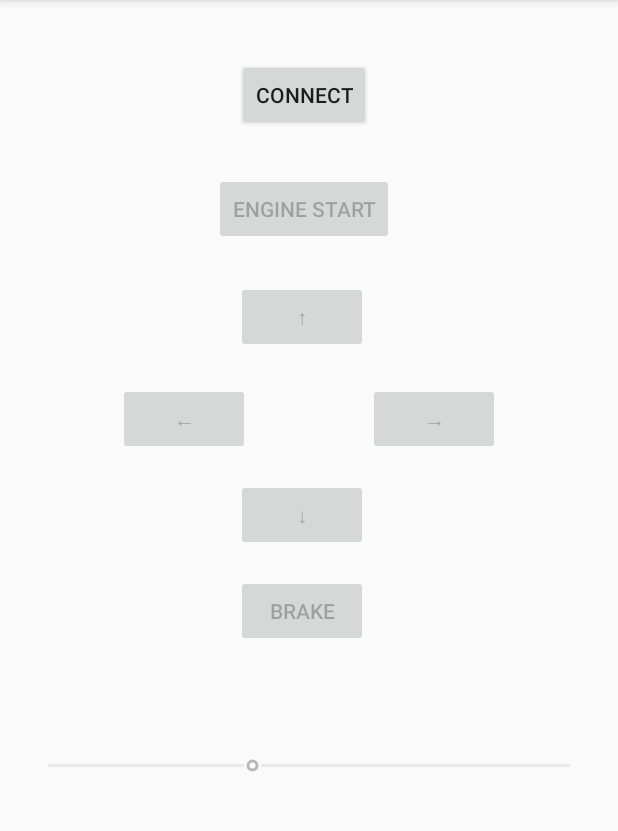
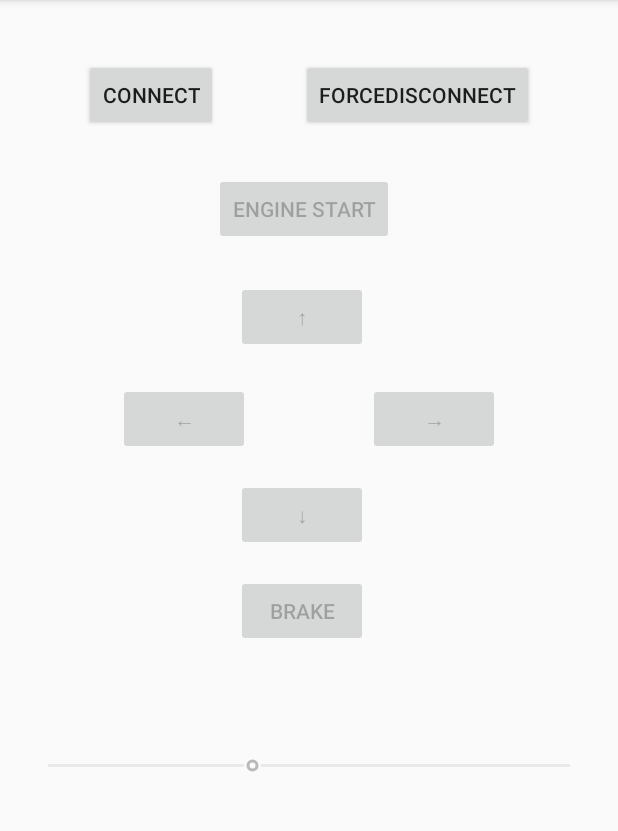
Before and after one commit to BiggieBoo18/bleTank, an Android app: the screen it shows after launch (MainActivity), on a phone screen of 412 x 824 dp, the part 84-915 px from its top. Run offline under Robolectric (Android 15) with nearby library versions, the phone set to English and light mode, and no system bars; 1 statement that could not run was skipped.

```diff
--- a/app/src/main/java/com/bletank/bletank/MainActivity.kt
+++ b/app/src/main/java/com/bletank/bletank/MainActivity.kt
@@ -39,6 +39,7 @@ class MainActivity : AppCompatActivity() {
 
     private lateinit var rootLayout:   ConstraintLayout
     private lateinit var btnConnect:   Button
+    private lateinit var btnForceDisconnect: Button
     private lateinit var btnEngine:    Button
     private lateinit var btnForward:   Button
     private lateinit var btnBackward:  Button
@@ -143,13 +144,14 @@ class MainActivity : AppCompatActivity() {
 
     private fun buttonInit() {
         // get buttons
-        btnConnect   = findViewById<Button>(R.id.buttonConnect) // button connect
-        btnEngine    = findViewById<Button>(R.id.buttonEngine)  // button engine
-        btnForward   = findViewById<Button>(R.id.buttonForward)  // button forward
-        btnBackward  = findViewById<Button>(R.id.buttonBackward)  // button backward
-        btnLeft      = findViewById<Button>(R.id.buttonLeft)  // button left
-        btnRight     = findViewById<Button>(R.id.buttonRight)  // button right
-        btnBrake     = findViewById<Button>(R.id.buttonBrake)  // button brake
+        btnConnect         = findViewById<Button>(R.id.buttonConnect) // button connect
+        btnForceDisconnect = findViewById<Button>(R.id.buttonForceDisconnect) // button force disconnect
+        btnEngine          = findViewById<Button>(R.id.buttonEngine)  // button engine
+        btnForward         = findViewById<Button>(R.id.buttonForward)  // button forward
+        btnBackward        = findViewById<Button>(R.id.buttonBackward)  // button backward
+        btnLeft            = findViewById<Button>(R.id.buttonLeft)  // button left
+        btnRight           = findViewById<Button>(R.id.buttonRight)  // button right
+        btnBrake           = findViewById<Button>(R.id.buttonBrake)  // button brake
         // set listeners
         btnConnect.setOnClickListener {
             if (!isConnected) {
@@ -169,6 +171,20 @@ class MainActivity : AppCompatActivity() {
                     seekbarSpeed
                 ), false)
             }
+        }
+        btnForceDisconnect.setOnClickListener {
+            bluetoothService?.disconnect()
+            (findViewById<TextView>(R.id.connectedDeviceName)).text = ""
+            isConnected = false
+            buttonsEnableDisable(listOf(
+                btnEngine,
+                btnForward,
+                btnBackward,
+                btnLeft,
+                btnRight,
+                btnBrake,
+                seekbarSpeed
+            ), false)
         }
         btnEngine.setOnClickListener {
             if (!isEngineStarted) {
--- a/app/src/main/res/layout/activity_main.xml
+++ b/app/src/main/res/layout/activity_main.xml
@@ -14,7 +14,8 @@
         android:layout_marginTop="12dp"
         android:text="@string/connect_button"
         app:layout_constraintEnd_toEndOf="parent"
-        app:layout_constraintHorizontal_bias="0.489"
+        app:layout_constraintEnd_toStartOf="@+id/buttonForceDisconnect"
+        app:layout_constraintHorizontal_bias="0.5"
         app:layout_constraintStart_toStartOf="parent"
         app:layout_constraintTop_toBottomOf="@+id/connectedDeviceName" />
 
@@ -118,4 +119,15 @@
         app:layout_constraintStart_toStartOf="parent"
         app:layout_constraintTop_toBottomOf="@+id/buttonConnect" />
 
+    <Button
+        android:id="@+id/buttonForceDisconnect"
+        android:layout_width="wrap_content"
+        android:layout_height="wrap_content"
+        android:text="@string/force_disconnect_button"
+        app:layout_constraintBottom_toBottomOf="@+id/buttonConnect"
+        app:layout_constraintEnd_toEndOf="parent"
+        app:layout_constraintHorizontal_bias="0.5"
+        app:layout_constraintStart_toEndOf="@+id/buttonConnect"
+        app:layout_constraintTop_toTopOf="@+id/buttonConnect" />
+
 </androidx.constraintlayout.widget.ConstraintLayout>
--- a/app/src/main/res/values/strings.xml
+++ b/app/src/main/res/values/strings.xml
@@ -2,7 +2,8 @@
     <string name="app_name">bleTank</string>
     <string name="ble_not_supported">BLE not supported</string>
     <string name="connect_button">Connect</string>
-    <string name="disconnect_button">Disonnect</string>
+    <string name="disconnect_button">Disconnect</string>
+    <string name="force_disconnect_button">ForceDisconnect</string>
     <string name="engine_start">Engine Start</string>
     <string name="engine_stop">Engine Stop</string>
     <string name="braking">Brake</string>
```
Also changed, not shown: 1 other file.
